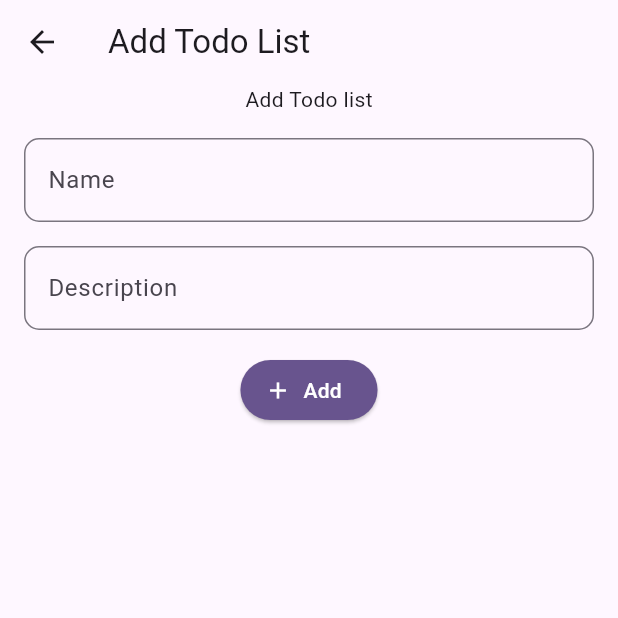
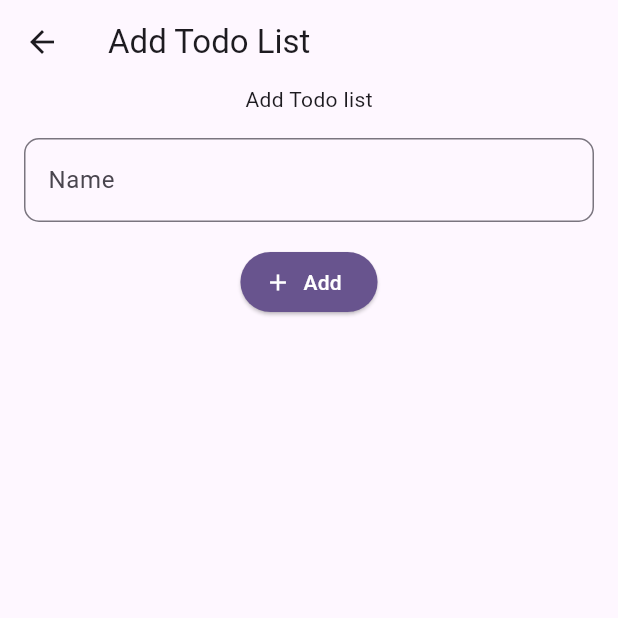
Before and after one commit to marufrobin/todo_list_with_bloc, a Flutter app: the screen it shows after launch, after a tap on the "add" icon, on a phone screen of 412 x 824 dp, the top half of it. Run offline on Flutter 3.47's test engine with Material 3 defaults, Android fonts, the phone set to English and light mode, and no system bars; our stand-ins replace flutter_bloc.

Commit message:
✅ learned onChange and adding to todolist

```diff
--- a/lib/add_todo_list.screen.dart
+++ b/lib/add_todo_list.screen.dart
@@ -1,10 +1,19 @@
 import 'package:flutter/material.dart';
+import 'package:flutter_bloc/flutter_bloc.dart';
+import 'package:todo_list_with_bloc/cubit/todo_list.cubit.dart';
 
 class AddTodoListScreen extends StatelessWidget {
   AddTodoListScreen({super.key});
 
   final _addTextController = TextEditingController();
-  final _descriptionTextController = TextEditingController();
+
+  _addTodoList(BuildContext context) {
+    BlocProvider.of<TodoListCubit>(
+      context,
+    ).addTodoList(name: _addTextController.text);
+    _addTextController.clear();
+    Navigator.pop(context);
+  }
 
   @override
   Widget build(BuildContext context) {
@@ -18,13 +27,14 @@ class AddTodoListScreen extends StatelessWidget {
           spacing: 16,
           children: [
             Text("Add Todo list"),
-            _textField(controller: _addTextController, hintText: 'Name'),
             _textField(
-              controller: _descriptionTextController,
-              hintText: 'Description',
+              controller: _addTextController,
+              hintText: 'Name',
+              context: context,
             ),
+
             ElevatedButton.icon(
-              onPressed: () {},
+              onPressed: () => _addTodoList(context),
               style: ElevatedButton.styleFrom(
                 backgroundColor: colorScheme.primary,
               ),
@@ -43,9 +53,11 @@ class AddTodoListScreen extends StatelessWidget {
   TextField _textField({
     required TextEditingController controller,
     required String hintText,
+    required BuildContext context,
   }) {
     return TextField(
       controller: controller,
+      onSubmitted: (value) => _addTodoList(context),
       decoration: InputDecoration(
         hintText: hintText,
         border: OutlineInputBorder(borderRadius: BorderRadius.circular(10)),
--- a/lib/model/todo_list.model.dart
+++ b/lib/model/todo_list.model.dart
@@ -1,11 +1,6 @@
 class TodoListModel {
   final String name;
-  final String description;
   final DateTime createdAt;
 
-  TodoListModel({
-    required this.name,
-    required this.description,
-    required this.createdAt,
-  });
+  TodoListModel({required this.name, required this.createdAt});
 }
--- a/lib/todo_list.screen.dart
+++ b/lib/todo_list.screen.dart
@@ -8,26 +8,33 @@ class TodoListScreen extends StatelessWidget {
 
   @override
   Widget build(BuildContext context) {
+    final colorScheme = Theme.of(context).colorScheme;
     return Scaffold(
       appBar: AppBar(title: Text("Todo List")),
-      body: Column(
-        children: [
-          Text("Todo List"),
-          BlocBuilder<TodoListCubit, List<TodoListModel>>(
+      body: Padding(
+        padding: const EdgeInsets.all(8.0),
+        child: BlocBuilder<TodoListCubit, List<TodoListModel>>(
           builder: (context, state) {
-              return ListView.builder(
+            return ListView.separated(
+              shrinkWrap: true,
               itemBuilder: (context, index) {
+                final todoList = state.elementAt(index);
+
                 return ListTile(
-                    title: Text(state.elementAt(index).name),
-                    subtitle: Text(state.elementAt(index).description),
-                    trailing: Text(state.elementAt(index).createdAt.toString()),
+                  title: Text(todoList.name),
+                  subtitle: Text(todoList.createdAt.toString()),
+                  tileColor: colorScheme.secondary,
+                  textColor: colorScheme.onSecondary,
+                  shape: RoundedRectangleBorder(
+                    borderRadius: BorderRadius.circular(10),
+                  ),
                 );
               },
               itemCount: state.length,
+              separatorBuilder: (context, index) => SizedBox(height: 16),
             );
           },
         ),
-        ],
       ),
 
       floatingActionButton: FloatingActionButton(
```
Also changed, not shown: lib/cubit/todo_list.cubit.dart (+13 -0 lines). Lines whose indentation alone changed are shown as unchanged.
